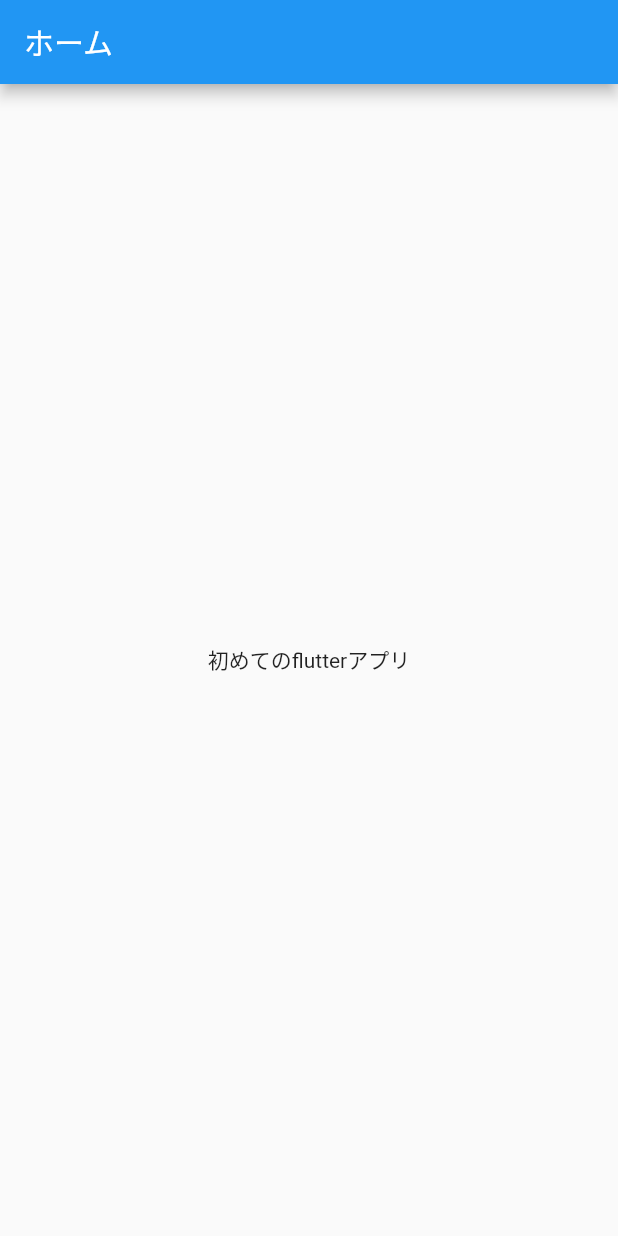
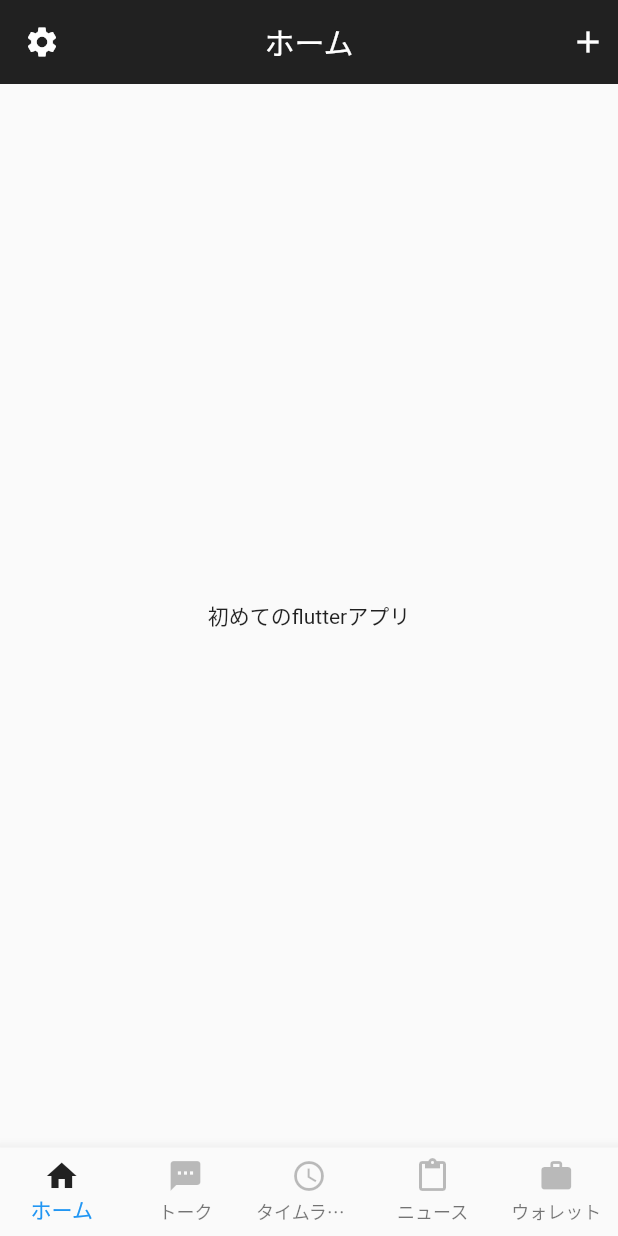
Before and after one commit to daisukesone/flutter_sample_app, a Flutter app: the screen it shows after launch, on a phone screen of 412 x 824 dp. Run offline on Flutter 3.47's test engine with Material 2 defaults, Android fonts, the phone set to English and light mode, and no system bars.

Commit message:
add footer

```diff
--- /dev/null
+++ b/lib/footer.dart
@@ -0,0 +1,92 @@
+import 'package:flutter/material.dart';
+
+class Footer extends StatefulWidget{
+  const Footer();
+
+  @override
+  _Footer createState() => _Footer();
+}
+
+class _Footer extends State<Footer>{
+  int _selectedIndex = 0;
+  final _bottomNavigationBarItems = <BottomNavigationBarItem>[];
+
+  //アイコン情報
+static const _footerIcons = [
+  Icons.home,
+  Icons.textsms,
+  Icons.access_time,
+  Icons.content_paste,
+  Icons.work,
+
+];
+
+  //アイコン文字列
+static const _footerItemNames = [
+  'ホーム',
+  'トーク',
+  'タイムライン',
+  'ニュース',
+  'ウォレット',
+];
+
+@override
+  void initState(){
+  super.initState();
+  _bottomNavigationBarItems.add(_UpdateActiveState(0));
+  for ( var i = 1; i < _footerItemNames.length; i++){
+    _bottomNavigationBarItems.add(_UpdateDeactiveState(i));
+  }
+}
+
+///インデックスのアイテムをアクティベートする
+BottomNavigationBarItem _UpdateActiveState(int index){
+  return BottomNavigationBarItem(
+  icon: Icon(
+    _footerIcons[index],
+    color: Colors.black87,
+  ),
+    title: Text(
+      _footerItemNames[index],
+          style: TextStyle(
+        color: Colors.black87,
+    ),
+    )
+  );
+}
+
+///インデックスのアイテムをディアクティベートする
+  BottomNavigationBarItem _UpdateDeactiveState(int index){
+    return BottomNavigationBarItem(
+        icon: Icon(
+          _footerIcons[index],
+          color: Colors.black26,
+        ),
+        title: Text(
+          _footerItemNames[index],
+          style: TextStyle(
+            color: Colors.black26,
+          ),
+        )
+    );
+  }
+
+  void _onItemTapped(int index){
+  setState((){
+    _bottomNavigationBarItems[_selectedIndex] = _UpdateDeactiveState(_selectedIndex);
+    _bottomNavigationBarItems[index] = _UpdateActiveState(index);
+    _selectedIndex = index;
+  });
+
+}
+  @override
+  Widget build(BuildContext context){
+    return BottomNavigationBar(
+   type: BottomNavigationBarType.fixed,
+   items: _bottomNavigationBarItems,
+      currentIndex: _selectedIndex,
+      onTap: _onItemTapped,
+          );
+
+  }
+}
--- a/lib/header.dart
+++ b/lib/header.dart
@@ -7,7 +7,22 @@ class Header extends StatelessWidget with PreferredSizeWidget{
   @override
   Widget build(BuildContext context) {
     return AppBar(
-      title: Text('ホーム'),
+      leading: Padding(
+        padding: const EdgeInsets.all(8.0),
+        child: Icon(Icons.settings),
+      ),
+      actions: [
+        Padding(
+        padding: const EdgeInsets.all(8.0),
+        child: Icon(Icons.add),
+        ),
+      ],
+      title: Text(
+        'ホーム',
+      ),
+      backgroundColor: Colors.black87,
+      centerTitle: true,
+      elevation: 0.0,
     );
   }
 }
--- a/lib/main.dart
+++ b/lib/main.dart
@@ -1,4 +1,5 @@
 import 'package:flutter/material.dart';
+import 'package:my_app/footer.dart';
 import 'package:my_app/header.dart';
 
 void main() {
@@ -15,8 +16,9 @@ class MyApp extends StatelessWidget {
         appBar: Header(),
         body: Center(child: Text("初めてのflutterアプリ")),
 
-      ),
+        bottomNavigationBar: Footer()
 
+    ),
     );
   }
 }
```
